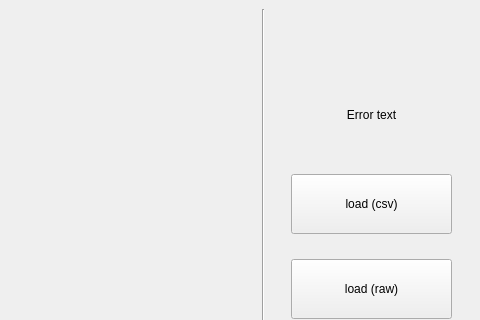
First picture: the form in interface.ui, repository notZhengWei/azalea, before the edit; both pictures show x 651 to 1131 and y 0 to 320 of the 1131 by 900 pixel window.
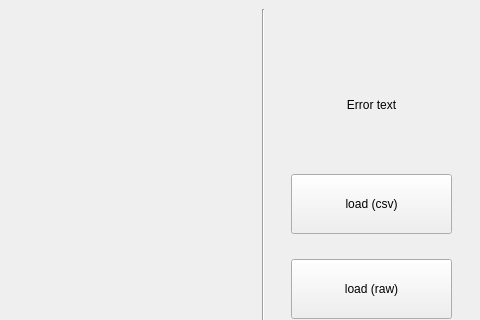
Second picture: the form after the edit.

Commit message: fixed from to field validation

What changed in the file:
```diff
--- a/interface.ui
+++ b/interface.ui
@@ -198,9 +198,9 @@
        <property name="geometry">
         <rect>
          <x>20</x>
-         <y>80</y>
+         <y>60</y>
          <width>161</width>
-         <height>51</height>
+         <height>71</height>
         </rect>
        </property>
        <property name="font">
```
The commit also changes 1 other file.
